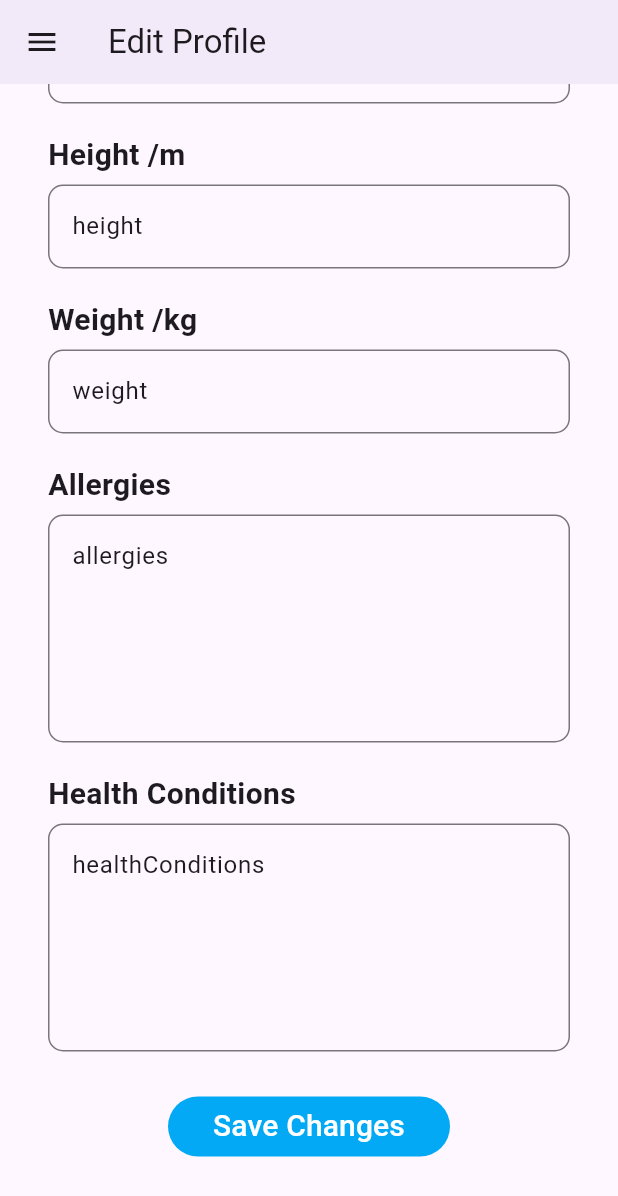
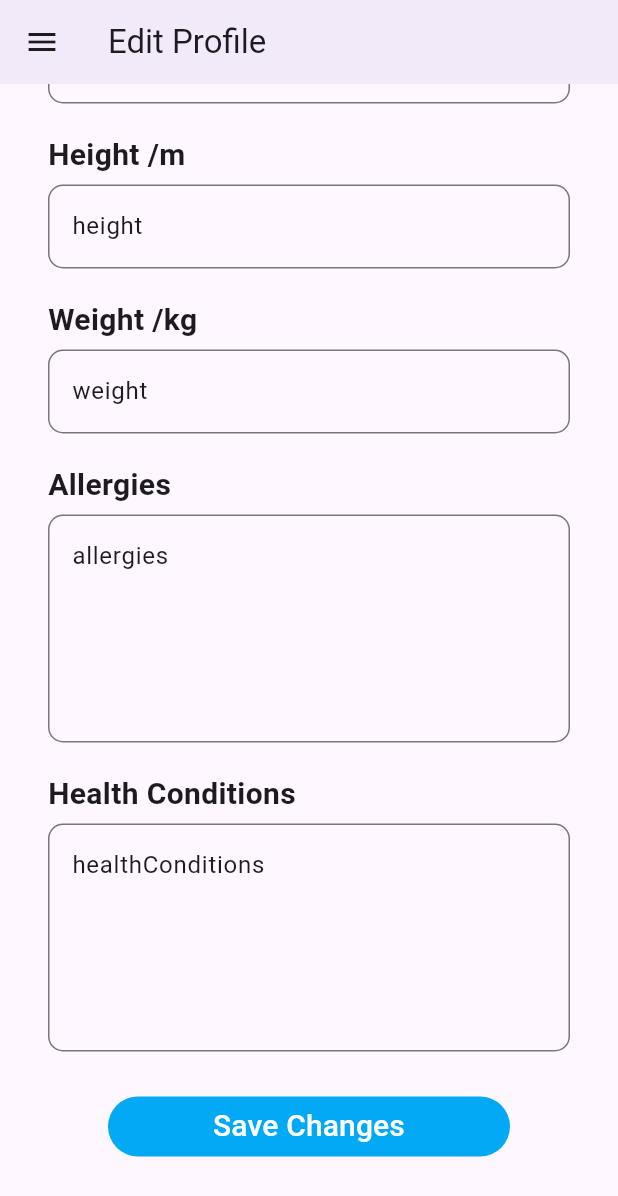
Before and after one commit to ManuelSena19/health-watch, a Flutter app: the EditProfileScreen screen opened by its route, scrolled down 317 dp, on a phone screen of 412 x 824 dp. Shown: the top 1196 px of the screen. Run offline on Flutter 3.47's test engine with Material 3 defaults, Android fonts, the phone set to English and light mode, and no system bars; our stand-ins replace cloud_firestore, device_preview, email_validator, firebase_auth, firebase_core, firebase_storage and 4 more; accounts and stored records are empty; network calls fail.

Commit message:
ui updates

```diff
--- a/lib/screens/edit_profile_screen.dart
+++ b/lib/screens/edit_profile_screen.dart
@@ -233,7 +233,7 @@ class _EditProfileScreenState extends State<EditProfileScreen> {
               Container(
                 height: 60,
                 padding:
-                    const EdgeInsets.symmetric(vertical: 10, horizontal: 80),
+                    const EdgeInsets.symmetric(vertical: 10, horizontal: 40),
                 child: ElevatedButton(
                   style: ElevatedButton.styleFrom(
                     elevation: 0,
@@ -286,9 +286,9 @@ class _EditProfileScreenState extends State<EditProfileScreen> {
                     }
                   },
                   child: Container(
-                    width: 150,
+                    width: 300,
                     decoration:
-                        BoxDecoration(borderRadius: BorderRadius.circular(10)),
+                        BoxDecoration(borderRadius: BorderRadius.circular(10),),
                     child: const Text(
                       "Save Changes",
                       textAlign: TextAlign.center,
--- a/lib/screens/home_screen.dart
+++ b/lib/screens/home_screen.dart
@@ -58,7 +58,7 @@ class _MainNavigationScreenState extends State<MainNavigationScreen> {
         selectedItemColor: Colors.lightBlue,
         unselectedItemColor: Colors.grey,
         iconSize: 30,
-        elevation: 0,
+        elevation: 10,
         items: const [
           BottomNavigationBarItem(
             icon: Icon(CupertinoIcons.home),
@@ -180,7 +180,7 @@ class _HomeScreenState extends State<HomeScreen> {
                   showErrorDialog(context, 'Error: ${snapshot.error}');
                 } else if (snapshot.connectionState ==
                     ConnectionState.waiting) {
-                  return const SizedBox();
+                  return const LoadingScreen();
                 } else {
                   final UserModel user = userProvider.user;
                   return ListTile(
```
Also changed, not shown: lib/main.dart (+4 -4 lines), lib/screens/loading_screen.dart (+10 -6 lines), lib/screens/pharmacist_details_screen.dart (+11 -9 lines).
